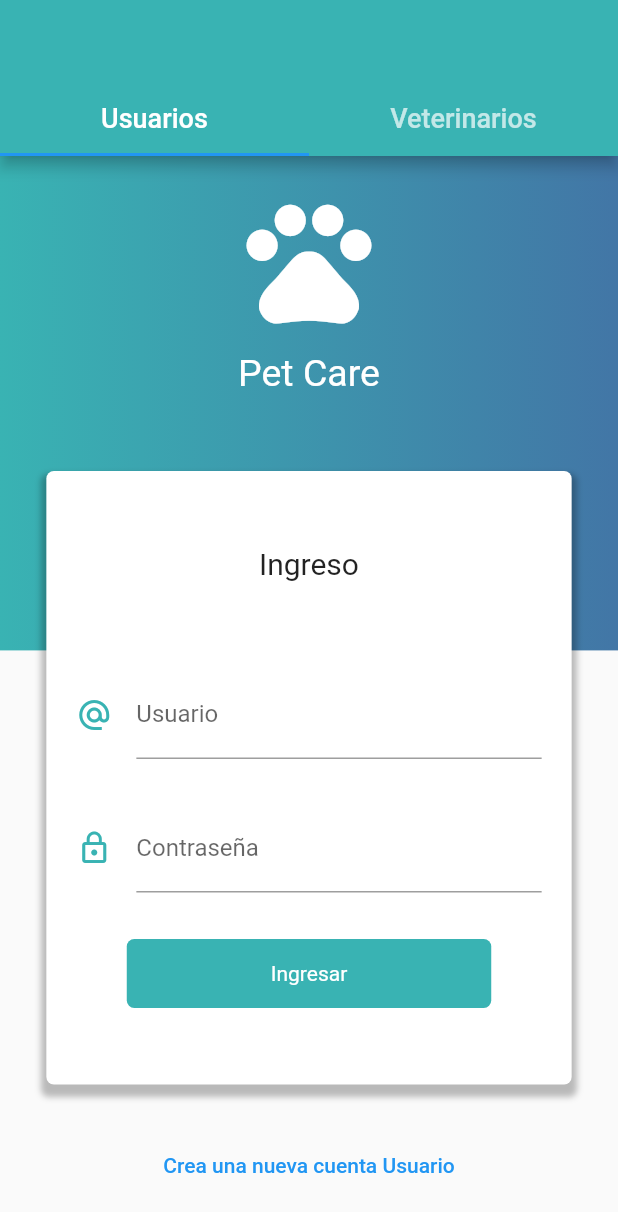
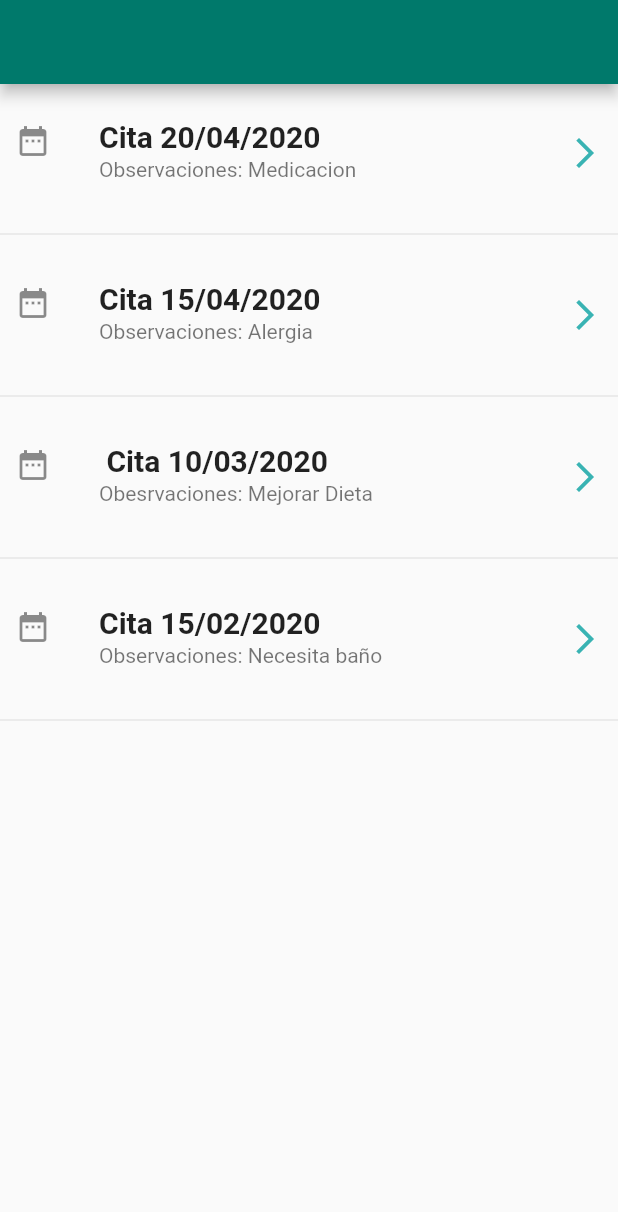
Before and after one commit to IanMaguina/petcare, a Flutter app: the screen it shows after launch, on a phone screen of 412 x 824 dp. Shown: the top 1212 px of the screen. Run offline on Flutter 3.47's test engine with Material 2 defaults, Android fonts, the phone set to English and light mode, and no system bars; our stand-ins replace dio, flutter_icons, font_awesome_flutter, shared_preferences.

Commit message:
Uploading Medical History

```diff
--- a/lib/main.dart
+++ b/lib/main.dart
@@ -16,21 +16,19 @@ void main() async {
   runApp(MyApp());
 }
 
-/* class MyApp extends StatelessWidget {
+class MyApp extends StatelessWidget {
   @override
   Widget build(BuildContext context) {
     return MaterialApp(
         title: 'Material App',
         debugShowCheckedModeBanner: false,
-        initialRoute: '/',
-        routes:
-        getApplicationRoutes(),
-
+        initialRoute: 'medical_history',
+        routes: getApplicationRoutes(),
         theme: ThemeData(primaryColor: Colors.teal[700]));
   }
-} */
+}
 
-class MyApp extends StatelessWidget {
+/*class MyApp extends StatelessWidget {
   @override
   Widget build(BuildContext context) {
     return MultiProvider(
@@ -50,4 +48,4 @@ class MyApp extends StatelessWidget {
               textTheme: TextTheme(button: TextStyle(color: Colors.white)))),
     );
   }
-}
+}*/
--- /dev/null
+++ b/lib/src/pages/medical_history_page.dart
@@ -0,0 +1,50 @@
+import 'package:flutter/material.dart';
+import 'package:petcare/src/widgets/CustomWidgets.dart';
+
+class MedicalHistoryPage extends StatelessWidget {
+  @override
+  Widget build(BuildContext context) {
+    // final servicesService = Provider.of<ServicesService>(context);
+    return Scaffold(
+        appBar: AppBar(),
+        body: SafeArea(
+          top: true,
+          child: ListView(
+            children: [
+              _element(context, "Cita 20/04/2020", "Observaciones: Medicacion"),
+              Divider(),
+              _element(context, "Cita 15/04/2020", "Observaciones: Alergia"),
+              Divider(),
+              _element(
+                  context, " Cita 10/03/2020", "Obesrvaciones: Mejorar Dieta"),
+              Divider(),
+              _element(
+                  context, "Cita 15/02/2020", "Observaciones: Necesita baño"),
+              Divider(),
+            ],
+          ),
+        ));
+  }
+}
+
+_element(BuildContext context, String service, String tipoServicio) {
+  return ListTile(
+    contentPadding: EdgeInsets.all(10),
+    leading: Icon(Icons.date_range),
+    title: (Text.rich(
+      TextSpan(
+        text: service,
+        style: TextStyle(fontSize: 20.0, fontWeight: FontWeight.bold),
+      ),
+    )),
+    subtitle: Text(tipoServicio),
+    hoverColor: Color.fromRGBO(57, 179, 179, 0.3),
+    trailing: Icon(
+      Icons.arrow_forward_ios,
+      color: Color.fromRGBO(57, 179, 179, 1),
+    ),
+    onTap: () {
+      Navigator.pushNamed(context, 'vetplaces');
+    },
+  );
+}
--- a/lib/src/routes/routes.dart
+++ b/lib/src/routes/routes.dart
@@ -7,6 +7,8 @@ import 'package:petcare/src/pages/home_page.dart';
 import 'package:petcare/src/pages/home_vet_page.dart';
 import 'package:petcare/src/pages/list_veterinarias.dart';
 import 'package:petcare/src/pages/login_page.dart';
+import 'package:petcare/src/pages/medical_history_page.dart';
+import 'package:petcare/src/pages/verinaryDetail_page.dart';
 
 Map<String, WidgetBuilder> getApplicationRoutes() {
   return <String, WidgetBuilder>{
@@ -16,6 +18,8 @@ Map<String, WidgetBuilder> getApplicationRoutes() {
     'adduser': (BuildContext context) => AddUserPage(),
     'adduservet': (BuildContext context) => Add_Vet(),
     'vetplaces': (BuildContext context) => ListVeterinariesPage(),
+    'medical_history': (BuildContext context) => MedicalHistoryPage(),
+    'veterinary_page': (BuildContext context) => VeterinaryPage(),
     PetListScreen.routeName: (ctx) => PetListScreen(),
   };
 }
```
Also changed, not shown: lib/src/models/medicalhistory.dart (added, +28 -0 lines), lib/src/pages/medical_history.dart (deleted).
